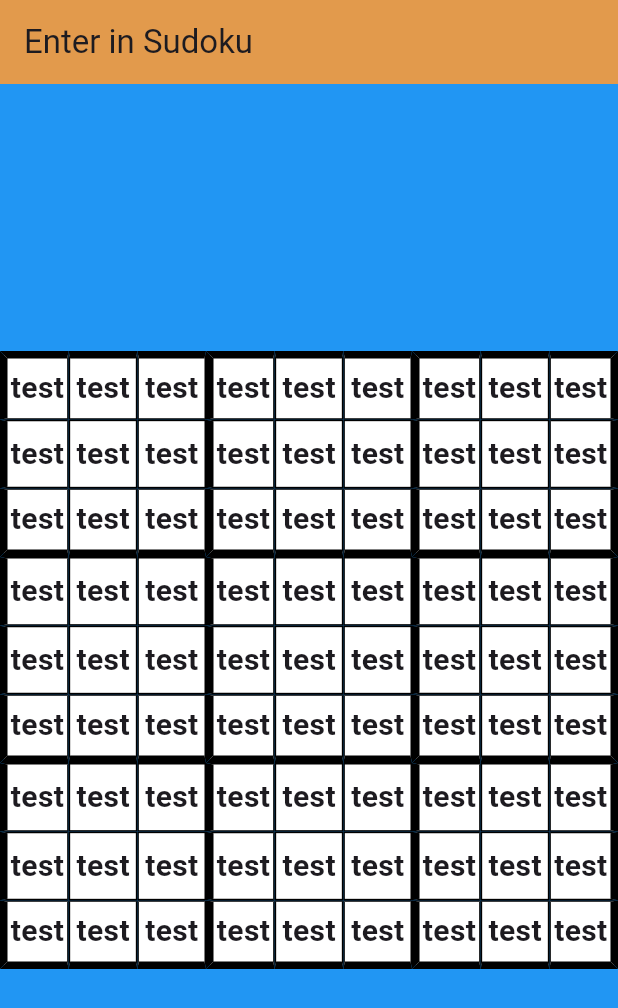
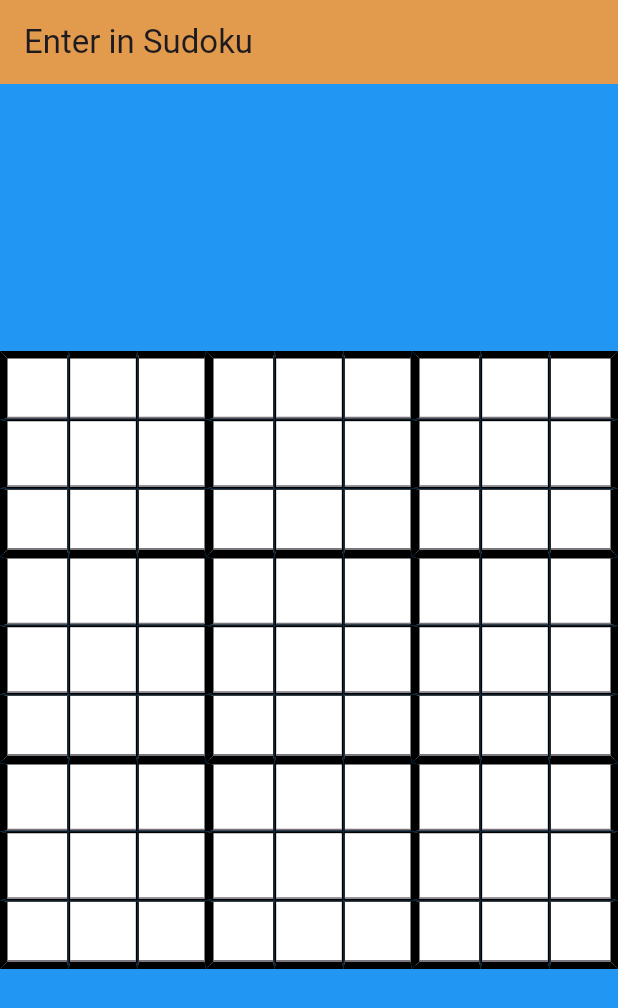
Before and after one commit to yabiy100/sudoSolver, a Flutter app: the screen it shows after launch, on a phone screen of 412 x 824 dp. Shown: the top 1008 px of the screen. Run offline on Flutter 3.47's test engine with Material 3 defaults, Android fonts, the phone set to English and light mode, and no system bars.

Commit message:
- Use Text field with Numbers

```diff
--- a/lib/screens/input_screen.dart
+++ b/lib/screens/input_screen.dart
@@ -1,4 +1,5 @@
 import "package:flutter/material.dart";
+import "package:flutter/services.dart";
 import "package:sudoku_solver/screens/solution_screen.dart";
 
 import "../data/repositories/solver.dart";
@@ -49,15 +50,15 @@ class _InputScreenState extends State<InputScreen> {
                     color: Colors.white,
                   ),
                   alignment: Alignment.center,
-                  child: InkWell(
-                    onTap: () {
-                      print("test was klicked");
-                    },
-                    child: Text(
-                      "test",
-                      style: const TextStyle(fontSize: 20, fontWeight: FontWeight.bold),
-                    ),
+                  child: TextField(
+                    keyboardType: TextInputType.number,
+                    textAlign: TextAlign.center,
+                    inputFormatters: <TextInputFormatter>[
+                      FilteringTextInputFormatter.digitsOnly
+                    ],
+                    style: const TextStyle(fontSize: 18),
                   ),
+
                 );
               },
             ),
```
